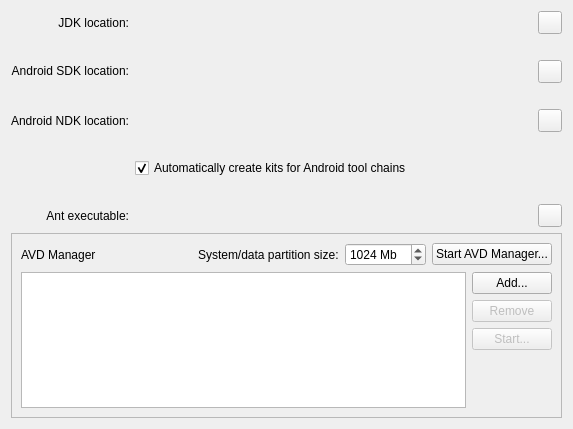
The window that src/plugins/android/androidsettingswidget.ui (qt-creator/qt-creator) describes before a commit, drawn with Qt 5.
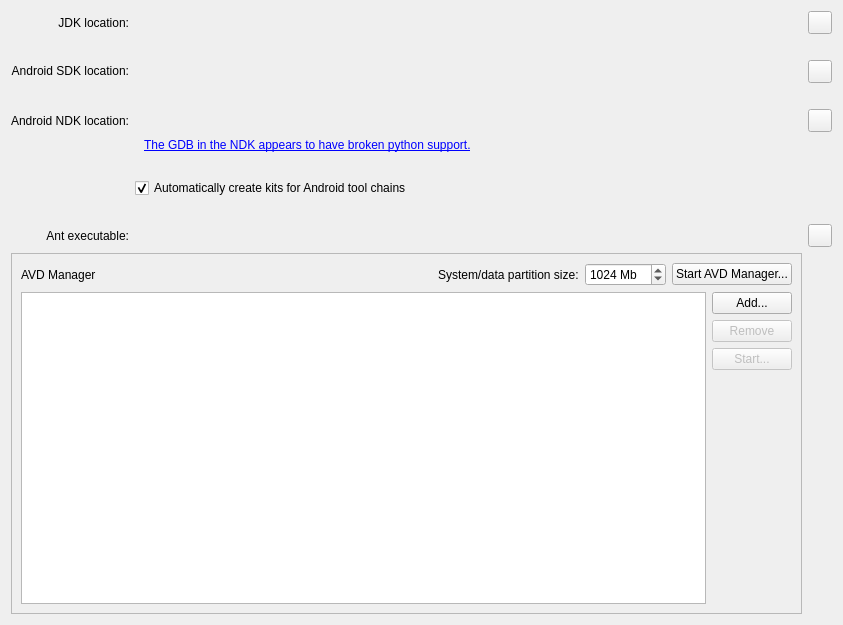
The same window after the commit. Icons and pictures are not drawn. Custom widgets are drawn as their Qt base class.

Commit message:
Android: Check for broken gdb on mac
Task-number: QTCREATORBUG-12636

Patch:
```diff
--- a/src/plugins/android/androidsettingswidget.ui
+++ b/src/plugins/android/androidsettingswidget.ui
@@ -6,80 +6,14 @@
    <rect>
     <x>0</x>
     <y>0</y>
-    <width>573</width>
-    <height>429</height>
+    <width>843</width>
+    <height>625</height>
    </rect>
   </property>
   <property name="windowTitle">
    <string>Android Configuration</string>
   </property>
-  <layout class="QGridLayout" name="gridLayout" columnstretch="0,1,0,0">
-   <item row="0" column="0">
-    <widget class="QLabel" name="OpenJDKLocationLabel">
-     <property name="sizePolicy">
-      <sizepolicy hsizetype="Preferred" vsizetype="Preferred">
-       <horstretch>0</horstretch>
-       <verstretch>0</verstretch>
-      </sizepolicy>
-     </property>
-     <property name="text">
-      <string>JDK location:</string>
-     </property>
-     <property name="alignment">
-      <set>Qt::AlignRight|Qt::AlignTrailing|Qt::AlignVCenter</set>
-     </property>
-    </widget>
-   </item>
-   <item row="0" column="1" colspan="2">
-    <widget class="Utils::PathChooser" name="OpenJDKLocationPathChooser" native="true"/>
-   </item>
-   <item row="0" column="3">
-    <widget class="QToolButton" name="downloadOpenJDKToolButton">
-     <property name="toolTip">
-      <string>Download JDK</string>
-     </property>
-     <property name="icon">
-      <iconset resource="android.qrc">
-       <normaloff>:/android/images/download.png</normaloff>:/android/images/download.png</iconset>
-     </property>
-    </widget>
-   </item>
-   <item row="1" column="1" colspan="3">
-    <layout class="QHBoxLayout" name="horizontalLayout_5">
-     <item>
-      <widget class="QLabel" name="jdkWarningIconLabel">
-       <property name="sizePolicy">
-        <sizepolicy hsizetype="Fixed" vsizetype="Fixed">
-         <horstretch>0</horstretch>
-         <verstretch>0</verstretch>
-        </sizepolicy>
-       </property>
-       <property name="text">
-        <string/>
-       </property>
-       <property name="pixmap">
-        <pixmap>:/core/images/warning.png</pixmap>
-       </property>
-      </widget>
-     </item>
-     <item>
-      <widget class="QLabel" name="jdkWarningLabel">
-       <property name="sizePolicy">
-        <sizepolicy hsizetype="Preferred" vsizetype="Preferred">
-         <horstretch>0</horstretch>
-         <verstretch>0</verstretch>
-        </sizepolicy>
-       </property>
-       <property name="text">
-        <string/>
-       </property>
-       <property name="wordWrap">
-        <bool>true</bool>
-       </property>
-      </widget>
-     </item>
-    </layout>
-   </item>
+  <layout class="QGridLayout" name="gridLayout">
    <item row="2" column="0">
     <widget class="QLabel" name="SDKLocationLabel">
      <property name="sizePolicy">
@@ -96,21 +30,46 @@
      </property>
     </widget>
    </item>
-   <item row="2" column="1" colspan="2">
-    <widget class="Utils::PathChooser" name="SDKLocationPathChooser" native="true"/>
+   <item row="10" column="1">
+    <widget class="Utils::PathChooser" name="AntLocationPathChooser" native="true"/>
    </item>
-   <item row="2" column="3">
-    <widget class="QToolButton" name="downloadSDKToolButton">
-     <property name="toolTip">
-      <string>Download Android SDK</string>
-     </property>
-     <property name="icon">
-      <iconset resource="android.qrc">
-       <normaloff>:/android/images/download.png</normaloff>:/android/images/download.png</iconset>
-     </property>
-    </widget>
+   <item row="1" column="1">
+    <layout class="QHBoxLayout" name="horizontalLayout_5">
+     <item>
+      <widget class="QLabel" name="jdkWarningIconLabel">
+       <property name="sizePolicy">
+        <sizepolicy hsizetype="Fixed" vsizetype="Fixed">
+         <horstretch>0</horstretch>
+         <verstretch>0</verstretch>
+        </sizepolicy>
+       </property>
+       <property name="text">
+        <string/>
+       </property>
+       <property name="pixmap">
+        <pixmap resource="../coreplugin/core.qrc">:/core/images/warning.png</pixmap>
+       </property>
+      </widget>
+     </item>
+     <item>
+      <widget class="QLabel" name="jdkWarningLabel">
+       <property name="sizePolicy">
+        <sizepolicy hsizetype="Preferred" vsizetype="Preferred">
+         <horstretch>0</horstretch>
+         <verstretch>0</verstretch>
+        </sizepolicy>
+       </property>
+       <property name="text">
+        <string/>
+       </property>
+       <property name="wordWrap">
+        <bool>true</bool>
+       </property>
+      </widget>
+     </item>
+    </layout>
    </item>
-   <item row="3" column="1" colspan="3">
+   <item row="3" column="1">
     <layout class="QHBoxLayout" name="horizontalLayout_4">
      <item>
       <widget class="QLabel" name="sdkWarningIconLabel">
@@ -146,147 +105,10 @@
      </item>
     </layout>
    </item>
-   <item row="4" column="0">
-    <widget class="QLabel" name="NDKLocationLabel">
-     <property name="sizePolicy">
-      <sizepolicy hsizetype="Preferred" vsizetype="Preferred">
-       <horstretch>0</horstretch>
-       <verstretch>0</verstretch>
-      </sizepolicy>
-     </property>
-     <property name="text">
-      <string>Android NDK location:</string>
-     </property>
-     <property name="alignment">
-      <set>Qt::AlignRight|Qt::AlignTrailing|Qt::AlignVCenter</set>
-     </property>
-    </widget>
+   <item row="0" column="1">
+    <widget class="Utils::PathChooser" name="OpenJDKLocationPathChooser" native="true"/>
    </item>
-   <item row="4" column="1" colspan="2">
-    <widget class="Utils::PathChooser" name="NDKLocationPathChooser" native="true"/>
-   </item>
-   <item row="4" column="3">
-    <widget class="QToolButton" name="downloadNDKToolButton">
-     <property name="toolTip">
-      <string>Download Android NDK</string>
-     </property>
-     <property name="icon">
-      <iconset resource="android.qrc">
-       <normaloff>:/android/images/download.png</normaloff>:/android/images/download.png</iconset>
-     </property>
-    </widget>
-   </item>
-   <item row="5" column="1" colspan="3">
-    <layout class="QHBoxLayout" name="horizontalLayout_3">
-     <property name="spacing">
-      <number>2</number>
-     </property>
-     <item>
-      <widget class="QLabel" name="ndkWarningIconLabel">
-       <property name="sizePolicy">
-        <sizepolicy hsizetype="Fixed" vsizetype="Fixed">
-         <horstretch>0</horstretch>
-         <verstretch>0</verstretch>
-        </sizepolicy>
-       </property>
-       <property name="text">
-        <string/>
-       </property>
-       <property name="pixmap">
-        <pixmap resource="../coreplugin/core.qrc">:/core/images/error.png</pixmap>
-       </property>
-      </widget>
-     </item>
-     <item>
-      <widget class="QLabel" name="toolchainFoundLabel">
-       <property name="sizePolicy">
-        <sizepolicy hsizetype="Expanding" vsizetype="Preferred">
-         <horstretch>0</horstretch>
-         <verstretch>0</verstretch>
-        </sizepolicy>
-       </property>
-       <property name="text">
-        <string/>
-       </property>
-      </widget>
-     </item>
-    </layout>
-   </item>
-   <item row="6" column="1" colspan="3">
-    <widget class="QCheckBox" name="CreateKitCheckBox">
-     <property name="sizePolicy">
-      <sizepolicy hsizetype="Expanding" vsizetype="Fixed">
-       <horstretch>0</horstretch>
-       <verstretch>0</verstretch>
-      </sizepolicy>
-     </property>
-     <property name="text">
-      <string>Automatically create kits for Android tool chains</string>
-     </property>
-     <property name="checked">
-      <bool>true</bool>
-     </property>
-    </widget>
-   </item>
-   <item row="7" column="1" colspan="3">
-    <layout class="QHBoxLayout" name="horizontalLayout_2">
-     <property name="spacing">
-      <number>2</number>
-     </property>
-     <item>
-      <widget class="QLabel" name="kitWarningIconLabel">
-       <property name="sizePolicy">
-        <sizepolicy hsizetype="Fixed" vsizetype="Fixed">
-         <horstretch>0</horstretch>
-         <verstretch>0</verstretch>
-        </sizepolicy>
-       </property>
-       <property name="text">
-        <string/>
-       </property>
-       <property name="pixmap">
-        <pixmap resource="../coreplugin/core.qrc">:/core/images/warning.png</pixmap>
-       </property>
-      </widget>
-     </item>
-     <item>
-      <widget class="QLabel" name="kitWarningLabel">
-       <property name="sizePolicy">
-        <sizepolicy hsizetype="Preferred" vsizetype="Preferred">
-         <horstretch>0</horstretch>
-         <verstretch>0</verstretch>
-        </sizepolicy>
-       </property>
-       <property name="text">
-        <string/>
-       </property>
-       <property name="wordWrap">
-        <bool>true</bool>
-       </property>
-      </widget>
-     </item>
-    </layout>
-   </item>
-   <item row="8" column="0">
-    <widget class="QLabel" name="AntLocationLabel">
-     <property name="sizePolicy">
-      <sizepolicy hsizetype="Preferred" vsizetype="Preferred">
-       <horstretch>0</horstretch>
-       <verstretch>0</verstretch>
-      </sizepolicy>
-     </property>
-     <property name="text">
-      <string>Ant executable:</string>
-     </property>
-     <property name="alignment">
-      <set>Qt::AlignRight|Qt::AlignTrailing|Qt::AlignVCenter</set>
-     </property>
-    </widget>
-   </item>
-   <item row="8" column="1" colspan="2">
-    <widget class="Utils::PathChooser" name="AntLocationPathChooser" native="true"/>
-   </item>
-   <item row="8" column="3">
+   <item row="10" column="2">
     <widget class="QToolButton" name="downloadAntToolButton">
      <property name="toolTip">
       <string>Download Ant</string>
@@ -297,7 +119,45 @@
      </property>
     </widget>
    </item>
-   <item row="9" column="0" colspan="4">
+   <item row="10" column="0">
+    <widget class="QLabel" name="AntLocationLabel">
+     <property name="sizePolicy">
+      <sizepolicy hsizetype="Preferred" vsizetype="Preferred">
+       <horstretch>0</horstretch>
+       <verstretch>0</verstretch>
+      </sizepolicy>
+     </property>
+     <property name="text">
+      <string>Ant executable:</string>
+     </property>
+     <property name="alignment">
+      <set>Qt::AlignRight|Qt::AlignTrailing|Qt::AlignVCenter</set>
+     </property>
+    </widget>
+   </item>
+   <item row="2" column="2">
+    <widget class="QToolButton" name="downloadSDKToolButton">
+     <property name="toolTip">
+      <string>Download Android SDK</string>
+     </property>
+     <property name="icon">
+      <iconset resource="android.qrc">
+       <normaloff>:/android/images/download.png</normaloff>:/android/images/download.png</iconset>
+     </property>
+    </widget>
+   </item>
+   <item row="4" column="2">
+    <widget class="QToolButton" name="downloadNDKToolButton">
+     <property name="toolTip">
+      <string>Download Android NDK</string>
+     </property>
+     <property name="icon">
+      <iconset resource="android.qrc">
+       <normaloff>:/android/images/download.png</normaloff>:/android/images/download.png</iconset>
+     </property>
+    </widget>
+   </item>
+   <item row="11" column="0" colspan="2">
     <widget class="QFrame" name="AVDManagerFrame">
      <property name="frameShape">
       <enum>QFrame::StyledPanel</enum>
@@ -416,6 +276,182 @@
      </layout>
     </widget>
    </item>
+   <item row="0" column="0">
+    <widget class="QLabel" name="OpenJDKLocationLabel">
+     <property name="sizePolicy">
+      <sizepolicy hsizetype="Preferred" vsizetype="Preferred">
+       <horstretch>0</horstretch>
+       <verstretch>0</verstretch>
+      </sizepolicy>
+     </property>
+     <property name="text">
+      <string>JDK location:</string>
+     </property>
+     <property name="alignment">
+      <set>Qt::AlignRight|Qt::AlignTrailing|Qt::AlignVCenter</set>
+     </property>
+    </widget>
+   </item>
+   <item row="6" column="1">
+    <layout class="QHBoxLayout" name="horizontalLayout_3">
+     <property name="spacing">
+      <number>2</number>
+     </property>
+     <item>
+      <widget class="QLabel" name="ndkWarningIconLabel">
+       <property name="sizePolicy">
+        <sizepolicy hsizetype="Fixed" vsizetype="Fixed">
+         <horstretch>0</horstretch>
+         <verstretch>0</verstretch>
+        </sizepolicy>
+       </property>
+       <property name="text">
+        <string/>
+       </property>
+       <property name="pixmap">
+        <pixmap resource="../coreplugin/core.qrc">:/core/images/error.png</pixmap>
+       </property>
+      </widget>
+     </item>
+     <item>
+      <widget class="QLabel" name="toolchainFoundLabel">
+       <property name="sizePolicy">
+        <sizepolicy hsizetype="Expanding" vsizetype="Preferred">
+         <horstretch>0</horstretch>
+         <verstretch>0</verstretch>
+        </sizepolicy>
+       </property>
+       <property name="text">
+        <string/>
+       </property>
+      </widget>
+     </item>
+    </layout>
+   </item>
+   <item row="4" column="0">
+    <widget class="QLabel" name="NDKLocationLabel">
+     <property name="sizePolicy">
+      <sizepolicy hsizetype="Preferred" vsizetype="Preferred">
+       <horstretch>0</horstretch>
+       <verstretch>0</verstretch>
+      </sizepolicy>
+     </property>
+     <property name="text">
+      <string>Android NDK location:</string>
+     </property>
+     <property name="alignment">
+      <set>Qt::AlignRight|Qt::AlignTrailing|Qt::AlignVCenter</set>
+     </property>
+    </widget>
+   </item>
+   <item row="4" column="1">
+    <widget class="Utils::PathChooser" name="NDKLocationPathChooser" native="true"/>
+   </item>
+   <item row="0" column="2">
+    <widget class="QToolButton" name="downloadOpenJDKToolButton">
+     <property name="toolTip">
+      <string>Download JDK</string>
+     </property>
+     <property name="icon">
+      <iconset resource="android.qrc">
+       <normaloff>:/android/images/download.png</normaloff>:/android/images/download.png</iconset>
+     </property>
+    </widget>
+   </item>
+   <item row="8" column="1">
+    <widget class="QCheckBox" name="CreateKitCheckBox">
+     <property name="sizePolicy">
+      <sizepolicy hsizetype="Expanding" vsizetype="Fixed">
+       <horstretch>0</horstretch>
+       <verstretch>0</verstretch>
+      </sizepolicy>
+     </property>
+     <property name="text">
+      <string>Automatically create kits for Android tool chains</string>
+     </property>
+     <property name="checked">
+      <bool>true</bool>
+     </property>
+    </widget>
+   </item>
+   <item row="9" column="1">
+    <layout class="QHBoxLayout" name="horizontalLayout_2">
+     <property name="spacing">
+      <number>2</number>
+     </property>
+     <item>
+      <widget class="QLabel" name="kitWarningIconLabel">
+       <property name="sizePolicy">
+        <sizepolicy hsizetype="Fixed" vsizetype="Fixed">
+         <horstretch>0</horstretch>
+         <verstretch>0</verstretch>
+        </sizepolicy>
+       </property>
+       <property name="text">
+        <string/>
+       </property>
+       <property name="pixmap">
+        <pixmap resource="../coreplugin/core.qrc">:/core/images/warning.png</pixmap>
+       </property>
+      </widget>
+     </item>
+     <item>
+      <widget class="QLabel" name="kitWarningLabel">
+       <property name="sizePolicy">
+        <sizepolicy hsizetype="Preferred" vsizetype="Preferred">
+         <horstretch>0</horstretch>
+         <verstretch>0</verstretch>
+        </sizepolicy>
+       </property>
+       <property name="text">
+        <string/>
+       </property>
+       <property name="wordWrap">
+        <bool>true</bool>
+       </property>
+      </widget>
+     </item>
+    </layout>
+   </item>
+   <item row="2" column="1">
+    <widget class="Utils::PathChooser" name="SDKLocationPathChooser" native="true"/>
+   </item>
+   <item row="5" column="1">
+    <layout class="QHBoxLayout" name="horizontalLayout_6">
+     <property name="spacing">
+      <number>2</number>
+     </property>
+     <item>
+      <widget class="QLabel" name="gdbWarningIconLabel">
+       <property name="sizePolicy">
+        <sizepolicy hsizetype="Fixed" vsizetype="Fixed">
+         <horstretch>0</horstretch>
+         <verstretch>0</verstretch>
+        </sizepolicy>
+       </property>
+       <property name="text">
+        <string/>
+       </property>
+       <property name="pixmap">
+        <pixmap resource="../coreplugin/core.qrc">:/core/images/error.png</pixmap>
+       </property>
+      </widget>
+     </item>
+     <item>
+      <widget class="QLabel" name="gdbWarningLabel">
+       <property name="sizePolicy">
+        <sizepolicy hsizetype="Expanding" vsizetype="Preferred">
+         <horstretch>0</horstretch>
+         <verstretch>0</verstretch>
+        </sizepolicy>
+       </property>
+       <property name="text">
+        <string>&lt;a href=&quot;xx&quot;&gt;The GDB in the NDK appears to have broken python support.&lt;/a&gt;</string>
+       </property>
+      </widget>
+     </item>
+    </layout>
+   </item>
   </layout>
  </widget>
  <customwidgets>
```
Left out of the diff: 41 changed lines with no effect on the pictures. The commit also changes 2 other files.
